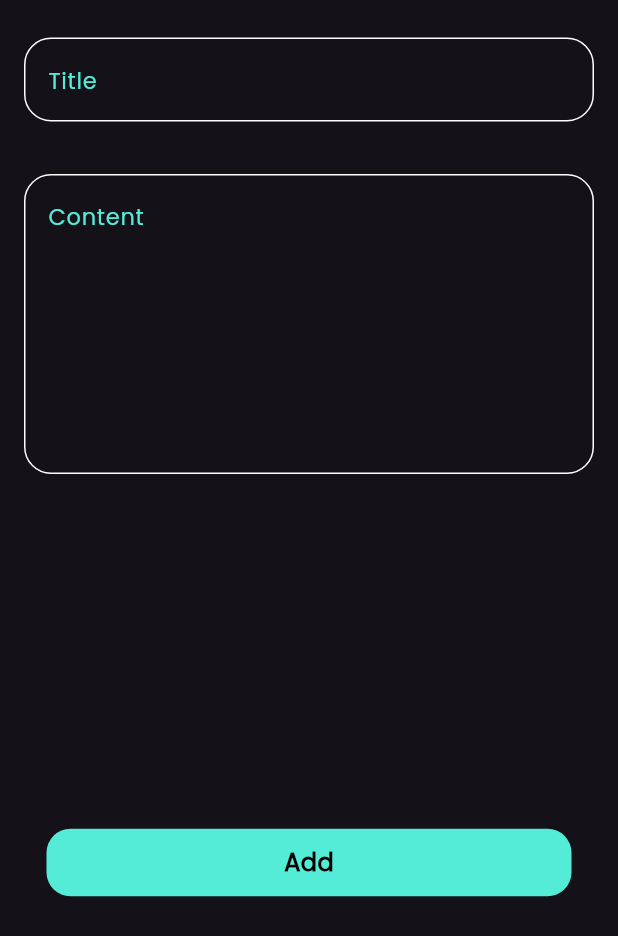
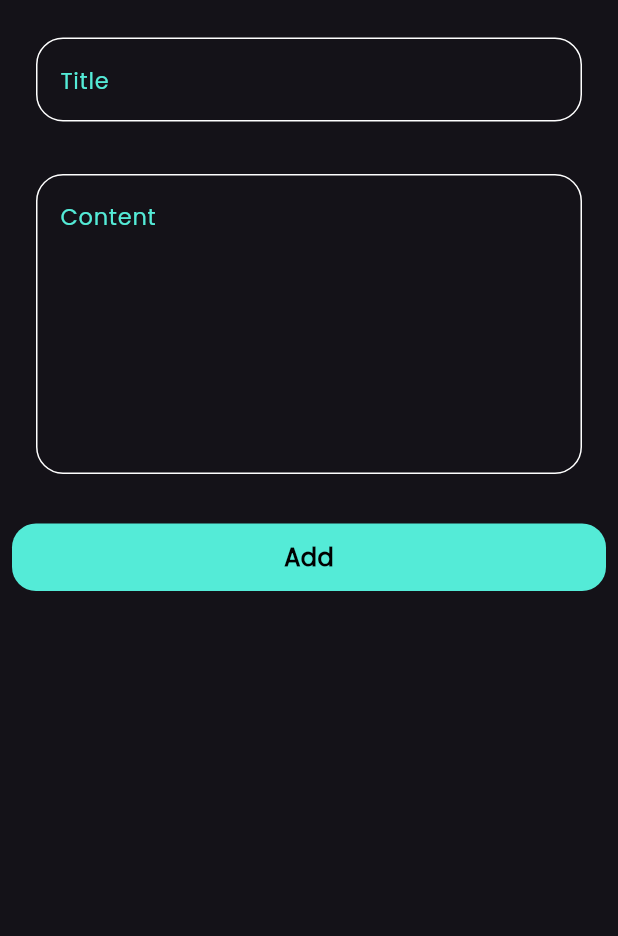
Before and after one commit to Zaid-Amanah/Notes_App, a Flutter app: the AddNoteBottomSheet widget shown alone on an empty page, opened directly, on a phone screen of 412 x 824 dp. Shown: the top 936 px of the screen. Run offline on Flutter 3.47's test engine with Material 3 defaults, Android fonts, the phone set to English and light mode, and no system bars; our stand-ins replace bloc, flutter_bloc, hive, hive_flutter; missing offline and left inert: font_awesome_icon_class; accounts and stored records are empty.

Commit message:
fix some issue and create note state

```diff
--- /dev/null
+++ b/lib/cubits/add_note_cubit/cubit/notes_cubit.dart
@@ -0,0 +1,9 @@
+import 'package:bloc/bloc.dart';
+import 'package:meta/meta.dart';
+import 'package:notes_app/models/note_model.dart';
+
+part 'notes_state.dart';
+
+class NotesCubit extends Cubit<NotesState> {
+  NotesCubit() : super(NotesInitial());
+}
--- /dev/null
+++ b/lib/cubits/add_note_cubit/cubit/notes_state.dart
@@ -0,0 +1,18 @@
+part of 'notes_cubit.dart';
+
+@immutable
+sealed class NotesState {}
+
+final class NotesInitial extends NotesState {}
+
+final class NotesLoading extends NotesState {}
+
+final class NotesSuccess extends NotesState {
+  final List<NoteModel> notes;
+  NotesSuccess({required this.notes});
+}
+
+final class NotesFailure extends NotesState {
+  final String errMessag;
+  NotesFailure({required this.errMessag});
+}
--- a/lib/views/notes_view.dart
+++ b/lib/views/notes_view.dart
@@ -11,6 +11,7 @@ class NotesView extends StatelessWidget {
       floatingActionButton: FloatingActionButton(
         onPressed: () {
           showModalBottomSheet(
+            isScrollControlled: true,
             shape: RoundedRectangleBorder(
               borderRadius: BorderRadius.circular(32),
             ),
--- a/lib/widgets/AddNoteBottomSheet.dart
+++ b/lib/widgets/AddNoteBottomSheet.dart
@@ -1,4 +1,5 @@
 // ignore_for_file: file_names
+import 'package:flutter/cupertino.dart';
 import 'package:flutter/material.dart';
 import 'package:flutter/widgets.dart';
 import 'package:flutter_bloc/flutter_bloc.dart';
@@ -21,9 +22,16 @@ class AddNoteBottomSheet extends StatelessWidget {
           }
         },
         builder: (context, state) {
-          return const AbsorbPointer(
+          return AbsorbPointer(
             absorbing: State is AddNoteLoading ? true : false,
-            child: AddNoteForm(),
+            child: Padding(
+              padding: EdgeInsets.only(
+                left: 8,
+                right: 8,
+                bottom: MediaQuery.of(context).viewInsets.bottom,
+              ),
+              child: const AddNoteForm(),
+            ),
           );
         },
       ),
--- a/lib/widgets/add-note-form.dart
+++ b/lib/widgets/add-note-form.dart
@@ -23,6 +23,7 @@ class _AddNoteFormState extends State<AddNoteForm> {
     return Form(
       key: formKey,
       autovalidateMode: autovalidateMode,
+      child: SingleChildScrollView(
         child: Column(
           children: [
             CustomTextField(
@@ -31,17 +32,21 @@ class _AddNoteFormState extends State<AddNoteForm> {
               },
               hintText: "Title",
             ),
-          CustomTextField(
+            Padding(
+              padding: const EdgeInsets.only(bottom: 23),
+              child: CustomTextField(
                 onSave: (p0) {
                   subtitel = p0;
                 },
                 hintText: "Content",
                 maxLines: 7,
               ),
-          const Spacer(),
+            ),
             BlocBuilder<NotesCubit, NotesState>(
               builder: (context, state) {
-              return Custom_Button(
+                return Padding(
+                  padding: const EdgeInsets.only(bottom: 30),
+                  child: Custom_Button(
                     isLoding: state is AddNoteLoading ? true : false,
                     onTap: () {
                       if (formKey.currentState!.validate()) {
@@ -57,11 +62,12 @@ class _AddNoteFormState extends State<AddNoteForm> {
                         setState(() {});
                       }
                     },
+                  ),
                 );
               },
             ),
-          const Spacer(),
           ],
+        ),
       ),
     );
   }
--- a/lib/widgets/custom_Button.dart
+++ b/lib/widgets/custom_Button.dart
@@ -13,7 +13,7 @@ class Custom_Button extends StatelessWidget {
       onTap: onTap,
       child: Container(
         height: 45,
-        width: 350,
+        width: MediaQuery.of(context).size.width,
         decoration: BoxDecoration(
           color: kPrimaryColor,
           borderRadius: BorderRadius.circular(16),
```
Lines whose indentation alone changed are shown as unchanged.
